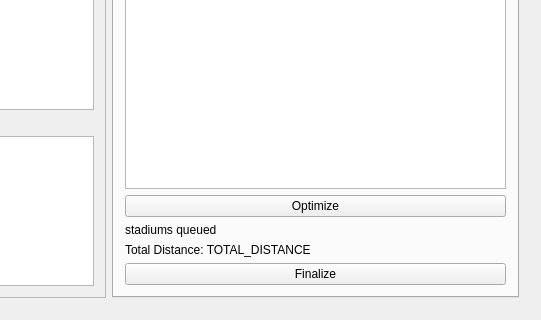
This is Baseball-Itinerary-Program/primewin.ui in xavierliancw/Based-Itinerary as Qt 5 draws it before an edit; both pictures show x 409 to 950 and y 190 to 510 of the 950 by 510 pixel window. The edited form follows.
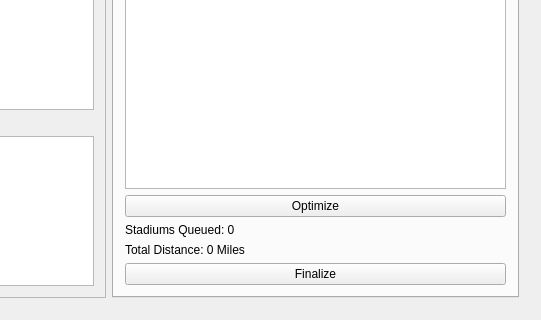
This is the edited form. The open tabs and pages were chosen to show the change.

The edit to the form file:
```diff
--- a/Baseball-Itinerary-Program/primewin.ui
+++ b/Baseball-Itinerary-Program/primewin.ui
@@ -806,14 +806,14 @@
             <item>
              <widget class="QLabel" name="label_14">
               <property name="text">
-               <string>stadiums queued</string>
+               <string>Stadiums Queued: 0</string>
               </property>
              </widget>
             </item>
             <item>
              <widget class="QLabel" name="itinDistLbl">
               <property name="text">
-               <string>Total Distance: TOTAL_DISTANCE</string>
+               <string>Total Distance: 0 Miles</string>
               </property>
              </widget>
             </item>
```
Left out of the diff: 16 changed lines with no effect on the pictures.
